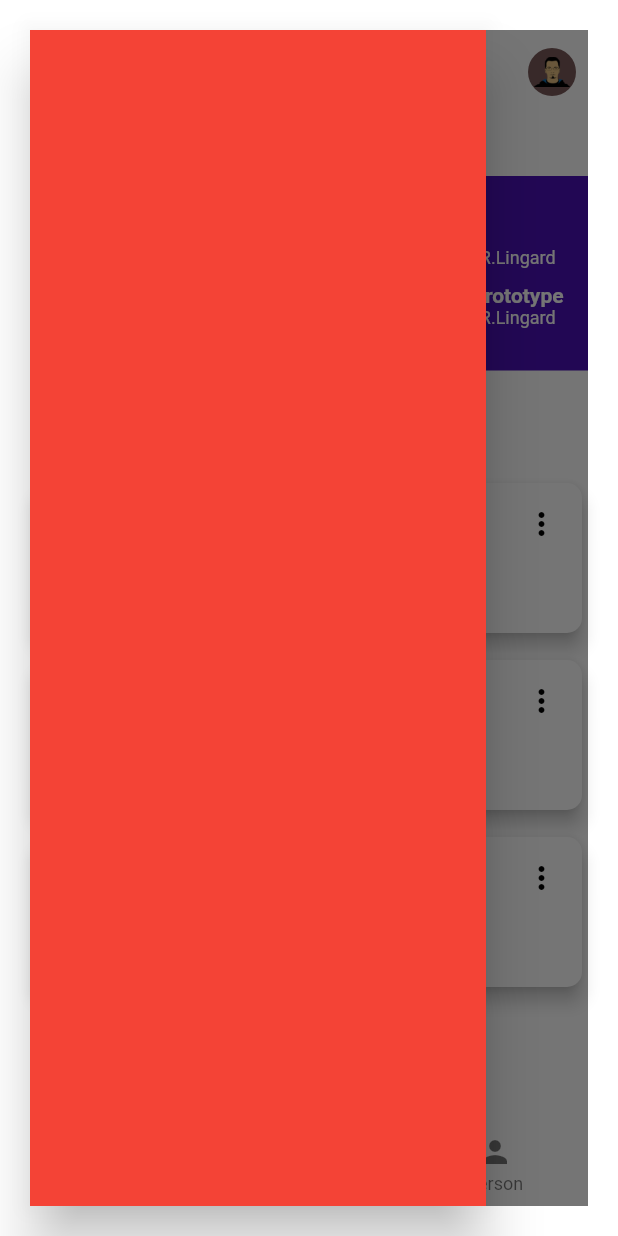
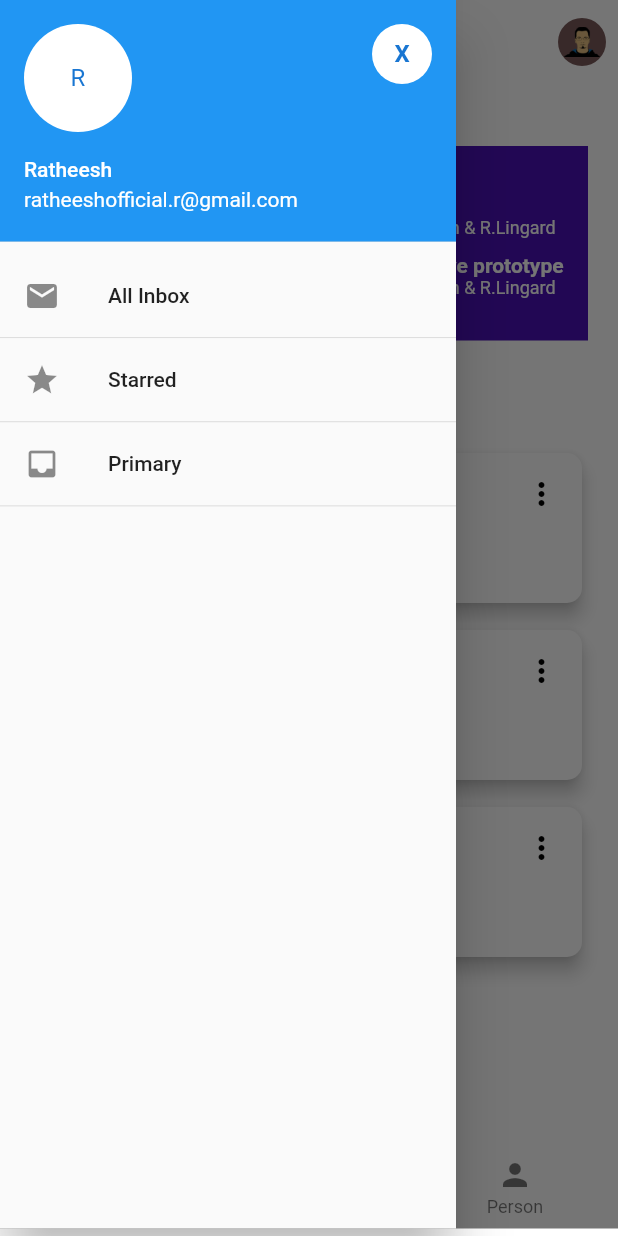
Before and after one commit to ratheeshofficial/flutter_ui, a Flutter app: the HomePage screen opened directly, with the side drawer open, on a phone screen of 412 x 824 dp. Run offline on Flutter 3.47's test engine with Material 2 defaults, Android fonts, the phone set to English and light mode, and no system bars; our stand-ins replace introduction_screen.

```diff
--- a/lib/HomePage.dart
+++ b/lib/HomePage.dart
@@ -11,26 +11,35 @@ class HomePage extends StatefulWidget {
 }
 
 class _HomePageState extends State<HomePage> {
+  int _selectedIndex = 0;
+
+  void _onItemTapped(index) {
+    setState(() {
+      _selectedIndex = index;
+    });
+  }
+
   var _menuItems = ["Item 1", "Item2"];
   @override
   Widget build(BuildContext context) {
     return Padding(
-      padding: EdgeInsets.all(20),
+      padding: EdgeInsets.only(bottom: 5),
       child: Scaffold(
         backgroundColor: Colors.white,
         appBar: AppBar(
+          iconTheme: IconThemeData(color: Colors.green),
           bottomOpacity: 0.0,
           elevation: 0.0,
           backgroundColor: Colors.white,
-          leading: IconButton(
-            onPressed: () {
-              print("wrapper clicked");
-            },
-            icon: Icon(
-              Icons.menu,
-              color: Color.fromARGB(255, 165, 161, 161),
-            ),
-          ),
+          // leading: IconButton(
+          //   onPressed: () {
+          //     print("wrapper clicked");
+          //   },
+          //   icon: Icon(
+          //     Icons.menu,
+          //     color: Color.fromARGB(255, 165, 161, 161),
+          //   ),
+          // ),
           actions: [
             PopupMenuButton<String>(
               // child: Container(
@@ -61,7 +70,12 @@ class _HomePageState extends State<HomePage> {
             ),
           ],
         ),
-        body: Column(
+        body: Padding(
+          padding: EdgeInsets.only(
+            left: 20,
+            right: 20,
+          ),
+          child: Column(
             // mainAxisAlignment: MainAxisAlignment.start,
             crossAxisAlignment: CrossAxisAlignment.start,
             children: [
@@ -131,6 +145,9 @@ class _HomePageState extends State<HomePage> {
                                 fontSize: 14,
                                 fontWeight: FontWeight.bold,
                               ),
+                            ),
+                            SizedBox(
+                              height: 2,
                             ),
                             Text(
                               "G.Robinson & R.Lingard",
@@ -464,14 +481,58 @@ class _HomePageState extends State<HomePage> {
               ),
             ],
           ),
-        drawer: Drawer(backgroundColor: Colors.red),
+        ),
+        drawer: Drawer(
+          // backgroundColor: Colors.red,
+          elevation: 16.0,
+          child: Column(children: [
+            UserAccountsDrawerHeader(
+              accountName: Text("Ratheesh"),
+              accountEmail: Text("ratheeshofficial.r@gmail.com"),
+              currentAccountPicture: CircleAvatar(
+                backgroundColor: Colors.white,
+                child: Text('R'),
+              ),
+              otherAccountsPictures: [
+                CircleAvatar(
+                  backgroundColor: Colors.white,
+                  child: Text(
+                    'X',
+                    style: TextStyle(fontWeight: FontWeight.bold),
+                  ),
+                )
+              ],
+            ),
+            ListTile(
+              title: Text('All Inbox'),
+              leading: Icon(Icons.mail),
+            ),
+            Divider(height: 0.1),
+            ListTile(
+              title: Text('Starred'),
+              leading: Icon(Icons.star),
+            ),
+            Divider(height: 0.1),
+            ListTile(
+              title: Text('Primary'),
+              leading: Icon(Icons.inbox),
+            ),
+            Divider(height: 0.1)
+          ]),
+        ),
         bottomNavigationBar: BottomNavigationBar(
+          currentIndex: _selectedIndex,
+          selectedItemColor: Color.fromARGB(255, 74, 16, 182),
+          onTap: _onItemTapped,
           backgroundColor: Colors.white,
           // bottomOpacity: 0.0,
           elevation: 0.0,
           items: [
             BottomNavigationBarItem(
-              icon: Icon(Icons.home),
+              icon: Icon(
+                Icons.home,
+                // color: Color.fromARGB(255, 74, 16, 182),
+              ),
               label: "Home",
             ),
             BottomNavigationBarItem(
--- a/lib/IntroScreen.dart
+++ b/lib/IntroScreen.dart
@@ -1,4 +1,5 @@
 import 'package:flutter/material.dart';
+import 'package:flutter_ui/HomePage.dart';
 import 'package:flutter_ui/SignIn.dart';
 import 'package:introduction_screen/introduction_screen.dart';
 
@@ -102,6 +103,6 @@ class IntroScreen extends StatelessWidget {
 
 goToSignIn(context) => Navigator.of(context).pushReplacement(
       MaterialPageRoute(
-        builder: (context) => SignIn(),
+        builder: (context) => HomePage(),
       ),
     );
--- a/lib/main.dart
+++ b/lib/main.dart
@@ -19,7 +19,8 @@ class MyApp extends StatelessWidget {
       debugShowCheckedModeBanner: false,
       // home: MyStateFulWidget(),
       routes: {
-        "/": (context) => HomePage(),
+        "/": (context) => SignIn(),
+        "/signup": (context) => SignUp(),
       },
     );
   }
```
Also changed, not shown: lib/SignIn.dart (+6 -1 lines), lib/SignUp.dart (+7 -2 lines). Lines whose indentation alone changed are shown as unchanged.
